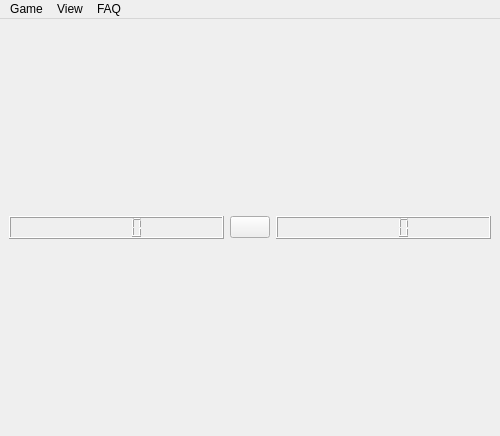
Before: the Qt Designer form Saper_UI/mainwindow.ui in andreyyy363/Minesweeper, drawn with Qt 5.
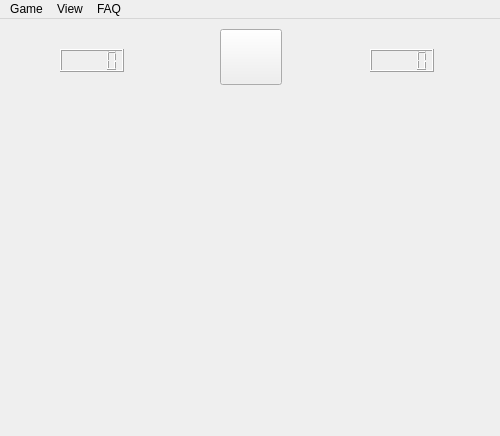
After: the same form once the commit is applied. Icons and pictures are not drawn.

Diff of the .ui file:
```diff
--- a/Saper_UI/mainwindow.ui
+++ b/Saper_UI/mainwindow.ui
@@ -33,9 +33,15 @@
    <bool>false</bool>
   </property>
   <widget class="QWidget" name="centralwidget">
-   <layout class="QGridLayout" name="gridLayout">
-    <item row="0" column="3">
      <widget class="QLCDNumber" name="lcdNumber_2">
+    <property name="geometry">
+     <rect>
+      <x>370</x>
+      <y>30</y>
+      <width>64</width>
+      <height>23</height>
+     </rect>
+    </property>
       <property name="sizePolicy">
        <sizepolicy hsizetype="Minimum" vsizetype="Minimum">
         <horstretch>0</horstretch>
@@ -43,12 +49,25 @@
        </sizepolicy>
       </property>
      </widget>
-    </item>
-    <item row="0" column="0">
-     <widget class="QLCDNumber" name="lcdNumber"/>
-    </item>
-    <item row="0" column="2">
+   <widget class="QLCDNumber" name="lcdNumber">
+    <property name="geometry">
+     <rect>
+      <x>60</x>
+      <y>30</y>
+      <width>64</width>
+      <height>23</height>
+     </rect>
+    </property>
+   </widget>
      <widget class="QPushButton" name="pushButton">
+    <property name="geometry">
+     <rect>
+      <x>220</x>
+      <y>10</y>
+      <width>62</width>
+      <height>56</height>
+     </rect>
+    </property>
       <property name="sizePolicy">
        <sizepolicy hsizetype="Fixed" vsizetype="Fixed">
         <horstretch>0</horstretch>
@@ -69,8 +88,17 @@
        </size>
       </property>
      </widget>
-    </item>
-   </layout>
+   <widget class="QWidget" name="gridLayoutWidget">
+    <property name="geometry">
+     <rect>
+      <x>30</x>
+      <y>80</y>
+      <width>441</width>
+      <height>301</height>
+     </rect>
+    </property>
+    <layout class="QGridLayout" name="gridLayout"/>
+   </widget>
   </widget>
   <widget class="QMenuBar" name="menubar">
    <property name="geometry">
```
Left out of the diff: 4 changed lines with no effect on the pictures. Lines whose indentation alone changed are shown as unchanged.
